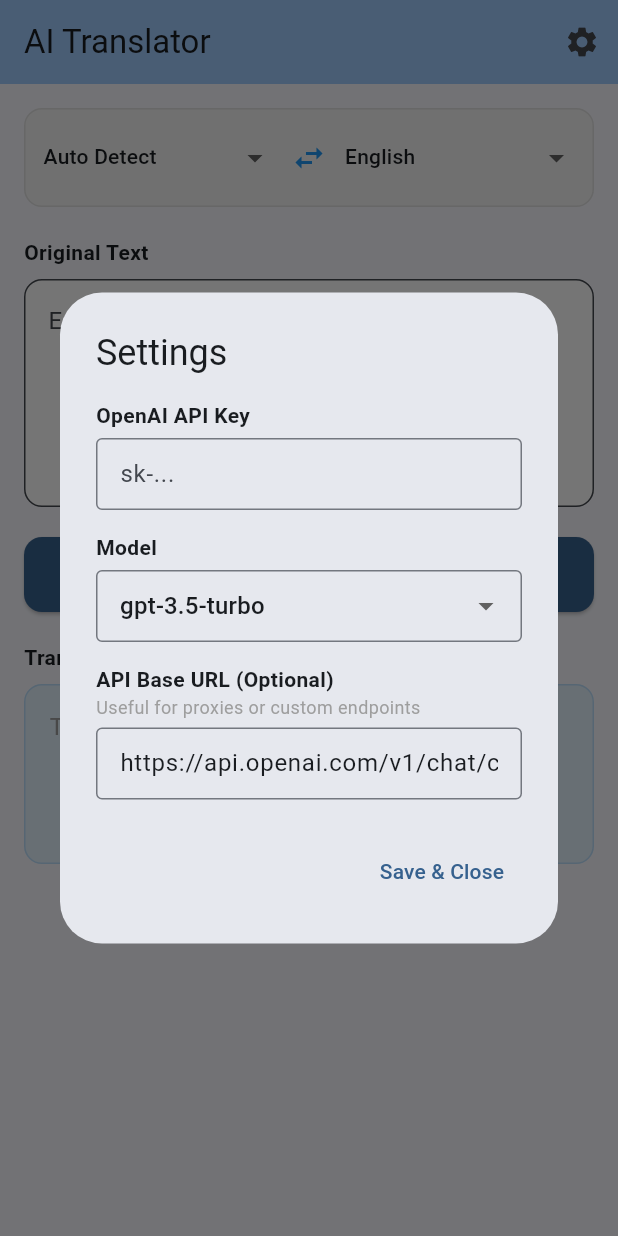
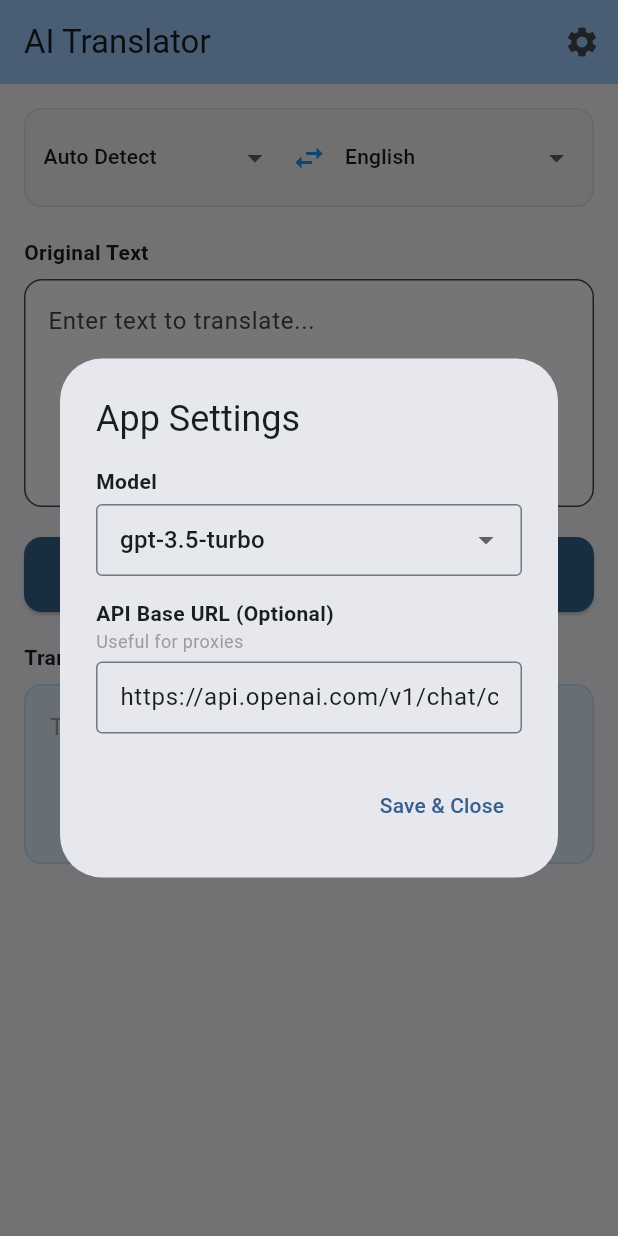
Before and after one commit to could-ai/019af9be-28fa-74bd-86a1-0a3e84fad0fc, a Flutter app: the screen it shows after launch, after a tap on the "settings" icon, on a phone screen of 412 x 824 dp. Run offline on Flutter 3.47's test engine with Material 3 defaults, Android fonts, the phone set to English and light mode, and no system bars; our stand-ins replace shared_preferences.

Commit message:
Removed API Key input from UI and replaced it with a hardcoded constant `_kOpenAIKey` for the developer to fill in. This ensures end-users do not need to input a key. Retained Model and Base URL settings for flexibility.

```diff
--- a/usr/lib/screens/translation_screen.dart
+++ b/usr/lib/screens/translation_screen.dart
@@ -1,6 +1,12 @@
 import 'package:flutter/material.dart';
 import 'package:shared_preferences/shared_preferences.dart';
 import '../services/openai_service.dart';
+
+// ⚠️ SECURITY WARNING:
+// In a production app, never store your API Key directly in the client code.
+// It can be extracted by reverse engineering.
+// Recommended: Use a backend (like Supabase Edge Functions) to handle the API call.
+const String _kOpenAIKey = 'YOUR_OPENAI_API_KEY_HERE';
 
 class TranslationScreen extends StatefulWidget {
   const TranslationScreen({super.key});
@@ -11,7 +17,6 @@ class TranslationScreen extends StatefulWidget {
 
 class _TranslationScreenState extends State<TranslationScreen> {
   final TextEditingController _inputController = TextEditingController();
-  final TextEditingController _apiKeyController = TextEditingController();
   final TextEditingController _baseUrlController = TextEditingController(text: 'https://api.openai.com/v1/chat/completions');
   final OpenAIService _openAIService = OpenAIService();
 
@@ -54,7 +59,7 @@ class _TranslationScreenState extends State<TranslationScreen> {
   Future<void> _loadSettings() async {
     final prefs = await SharedPreferences.getInstance();
     setState(() {
-      _apiKeyController.text = prefs.getString('openai_api_key') ?? '';
+      // Only load Base URL and Model, Key is hardcoded
       _baseUrlController.text = prefs.getString('openai_base_url') ?? 'https://api.openai.com/v1/chat/completions';
 
       String? savedModel = prefs.getString('openai_model');
@@ -66,7 +71,6 @@ class _TranslationScreenState extends State<TranslationScreen> {
 
   Future<void> _saveSettings() async {
     final prefs = await SharedPreferences.getInstance();
-    await prefs.setString('openai_api_key', _apiKeyController.text.trim());
     await prefs.setString('openai_base_url', _baseUrlController.text.trim());
     await prefs.setString('openai_model', _selectedModel);
   }
@@ -74,7 +78,6 @@ class _TranslationScreenState extends State<TranslationScreen> {
   @override
   void dispose() {
     _inputController.dispose();
-    _apiKeyController.dispose();
     _baseUrlController.dispose();
     super.dispose();
   }
@@ -87,11 +90,15 @@ class _TranslationScreenState extends State<TranslationScreen> {
       return;
     }
 
-    if (_apiKeyController.text.trim().isEmpty) {
+    // Check if the developer has replaced the placeholder
+    if (_kOpenAIKey == 'YOUR_OPENAI_API_KEY_HERE' || _kOpenAIKey.isEmpty) {
       ScaffoldMessenger.of(context).showSnackBar(
-        const SnackBar(content: Text('Please enter your OpenAI API Key in Settings')),
+        const SnackBar(
+          content: Text('Developer Error: API Key not configured in code.'),
+          backgroundColor: Colors.red,
+          duration: Duration(seconds: 5),
+        ),
       );
-      _showSettingsDialog();
       return;
     }
 
@@ -105,7 +112,7 @@ class _TranslationScreenState extends State<TranslationScreen> {
         text: _inputController.text,
         targetLanguage: _targetLanguage,
         sourceLanguage: _sourceLanguage,
-        apiKey: _apiKeyController.text.trim(),
+        apiKey: _kOpenAIKey, // Use the hardcoded key
         baseUrl: _baseUrlController.text.trim(),
         model: _selectedModel,
       );
@@ -140,6 +147,7 @@ class _TranslationScreenState extends State<TranslationScreen> {
         title: const Text('AI Translator'),
         backgroundColor: Theme.of(context).colorScheme.inversePrimary,
         actions: [
+          // Optional: Keep settings for Model/BaseURL, or remove if you want to hide everything
           IconButton(
             icon: const Icon(Icons.settings),
             onPressed: () {
@@ -304,28 +312,12 @@ class _TranslationScreenState extends State<TranslationScreen> {
       builder: (context) => StatefulBuilder(
         builder: (context, setState) {
           return AlertDialog(
-            title: const Text('Settings'),
+            title: const Text('App Settings'),
             content: SingleChildScrollView(
               child: Column(
                 mainAxisSize: MainAxisSize.min,
                 crossAxisAlignment: CrossAxisAlignment.start,
                 children: [
-                  const Text('OpenAI API Key', style: TextStyle(fontWeight: FontWeight.bold)),
-                  const SizedBox(height: 5),
-                  TextField(
-                    controller: _apiKeyController,
-                    decoration: const InputDecoration(
-                      hintText: 'sk-...',
-                      border: OutlineInputBorder(),
-                      isDense: true,
-                    ),
-                    obscureText: true,
-                    onChanged: (value) {
-                      // Optional: Auto-save as user types or wait for close
-                    },
-                  ),
-                  const SizedBox(height: 15),
-
                   const Text('Model', style: TextStyle(fontWeight: FontWeight.bold)),
                   const SizedBox(height: 5),
                   DropdownButtonFormField<String>(
@@ -343,7 +335,7 @@ class _TranslationScreenState extends State<TranslationScreen> {
                     onChanged: (newValue) {
                       setState(() {
                         _selectedModel = newValue!;
-                        // Update the parent state as well so it persists after dialog closes
+                        // Update the parent state
                         this.setState(() {
                           _selectedModel = newValue!;
                         });
@@ -354,7 +346,7 @@ class _TranslationScreenState extends State<TranslationScreen> {
                   const SizedBox(height: 15),
 
                   const Text('API Base URL (Optional)', style: TextStyle(fontWeight: FontWeight.bold)),
-                  const Text('Useful for proxies or custom endpoints', style: TextStyle(fontSize: 12, color: Colors.grey)),
+                  const Text('Useful for proxies', style: TextStyle(fontSize: 12, color: Colors.grey)),
                   const SizedBox(height: 5),
                   TextField(
                     controller: _baseUrlController,
```
